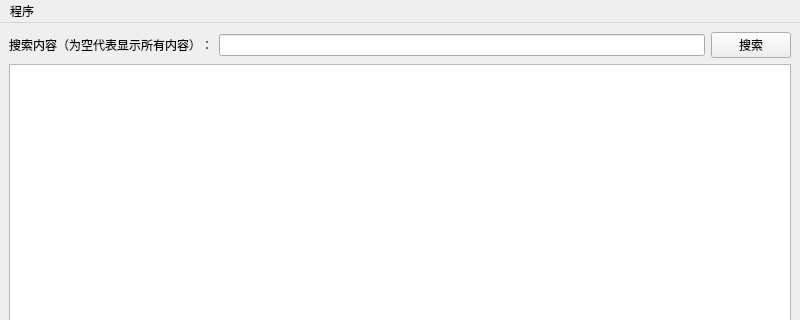
Before: the Qt Designer form UI/AutoConfig.ui in gfdgd-xi/deep-wine-runner, drawn with Qt 5; both pictures show x 0 to 800 and y 0 to 320 of the 800 by 600 pixel window.
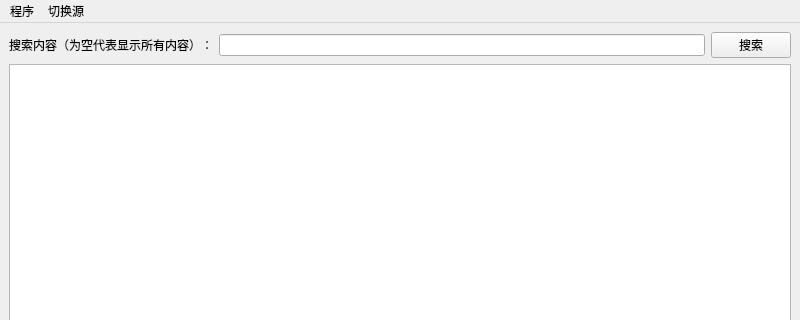
After: the same form once the commit is applied.

What changed in the file:
```diff
--- a/UI/AutoConfig.ui
+++ b/UI/AutoConfig.ui
@@ -92,7 +92,7 @@
      <x>0</x>
      <y>0</y>
      <width>800</width>
-     <height>33</height>
+     <height>36</height>
     </rect>
    </property>
    <widget class="QMenu" name="menu">
@@ -103,7 +103,18 @@
     <addaction name="separator"/>
     <addaction name="exitProgram"/>
    </widget>
+   <widget class="QMenu" name="menu_2">
+    <property name="title">
+     <string>切换源</string>
+    </property>
+    <addaction name="actionGitlink"/>
+    <addaction name="actionGitee"/>
+    <addaction name="actionGithub"/>
+    <addaction name="action_IPv6"/>
+    <addaction name="action"/>
+   </widget>
    <addaction name="menu"/>
+   <addaction name="menu_2"/>
   </widget>
   <action name="about">
    <property name="text">
```
Left out of the diff: 43 changed lines with no effect on the pictures.
